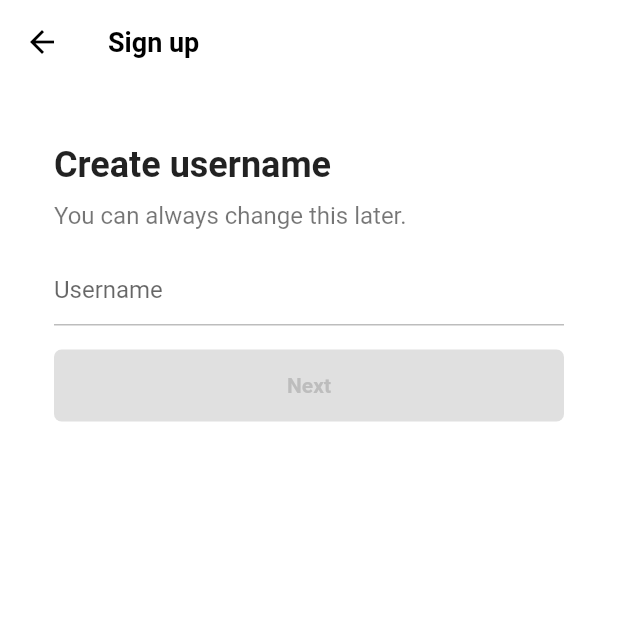
After one commit to pgmrjw/tiktok-clone, a Flutter app: the screen it shows after launch, after a tap on "Use email & password", on a phone screen of 412 x 824 dp, the top half of it. The commit adds this screen. Run offline on Flutter 3.47's test engine with Material 2 defaults, Android fonts, the phone set to English and light mode, and no system bars; our stand-ins replace font_awesome_flutter.

Commit message:
username and email screen

```diff
--- a/lib/features/authentication/login_screen.dart
+++ b/lib/features/authentication/login_screen.dart
@@ -7,7 +7,7 @@ import 'package:tiktok_clone/features/authentication/widgets/auth_button.dart';
 class LoginScreen extends StatelessWidget {
   const LoginScreen({super.key});
 
-  void onSignupTap(BuildContext context) {
+  void _onSignupTap(BuildContext context) {
     Navigator.of(context).pop();
   }
 
@@ -46,7 +46,7 @@ class LoginScreen extends StatelessWidget {
         ),
       ),
       bottomNavigationBar: BottomAppBar(
-        color: Colors.grey.shade100,
+        color: Colors.grey.shade50,
         elevation: 2,
         child: Padding(
           padding: const EdgeInsets.symmetric(
@@ -58,7 +58,7 @@ class LoginScreen extends StatelessWidget {
               const Text("Don't have an account?"),
               Gaps.h5,
               GestureDetector(
-                onTap: () => onSignupTap(context),
+                onTap: () => _onSignupTap(context),
                 child: Text(
                   'Sign up',
                   style: TextStyle(
--- a/lib/features/authentication/sign_up_screen.dart
+++ b/lib/features/authentication/sign_up_screen.dart
@@ -3,27 +3,34 @@ import 'package:font_awesome_flutter/font_awesome_flutter.dart';
 import 'package:tiktok_clone/constants/gaps.dart';
 import 'package:tiktok_clone/constants/sizes.dart';
 import 'package:tiktok_clone/features/authentication/login_screen.dart';
+import 'package:tiktok_clone/features/authentication/username_screen.dart';
 import 'package:tiktok_clone/features/authentication/widgets/auth_button.dart';
 
 class SignUpScreen extends StatelessWidget {
   const SignUpScreen({super.key});
 
-  void onLoginTap(BuildContext context) {
+  void _onLoginTap(BuildContext context) {
     Navigator.of(context).push(MaterialPageRoute(
       builder: (context) => const LoginScreen(),
+    ));
+  }
+
+  void _onEmailTap(BuildContext context) {
+    Navigator.of(context).push(MaterialPageRoute(
+      builder: (context) => const UsernameScreen(),
     ));
   }
 
   @override
   Widget build(BuildContext context) {
     return Scaffold(
-      body: const SafeArea(
+      body: SafeArea(
         child: Padding(
-          padding: EdgeInsets.symmetric(horizontal: Sizes.size40),
+          padding: const EdgeInsets.symmetric(horizontal: Sizes.size40),
           child: Column(
             children: [
               Gaps.v80,
-              Text(
+              const Text(
                 'Sign up for TikTok',
                 style: TextStyle(
                   fontSize: Sizes.size24,
@@ -31,7 +38,7 @@ class SignUpScreen extends StatelessWidget {
                 ),
               ),
               Gaps.v20,
-              Text(
+              const Text(
                 'Create a profile, follow other accounts, make your own videos, and more.',
                 style: TextStyle(
                   fontSize: Sizes.size16,
@@ -40,11 +47,14 @@ class SignUpScreen extends StatelessWidget {
                 textAlign: TextAlign.center,
               ),
               Gaps.v40,
-              AuthButton(
-                  icon: FaIcon(FontAwesomeIcons.user),
-                  text: 'Use email & password'),
+              GestureDetector(
+                onTap: () => _onEmailTap(context),
+                child: const AuthButton(
+                    icon: FaIcon(FontAwesomeIcons.user),
+                    text: 'Use email & password'),
+              ),
               Gaps.v6,
-              AuthButton(
+              const AuthButton(
                   icon: FaIcon(FontAwesomeIcons.apple),
                   text: 'Continue with Apple'),
             ],
@@ -52,7 +62,7 @@ class SignUpScreen extends StatelessWidget {
         ),
       ),
       bottomNavigationBar: BottomAppBar(
-        color: Colors.grey.shade100,
+        color: Colors.grey.shade50,
         elevation: 2,
         child: Padding(
           padding: const EdgeInsets.symmetric(
@@ -64,7 +74,7 @@ class SignUpScreen extends StatelessWidget {
               const Text('Already have an account?'),
               Gaps.h5,
               GestureDetector(
-                onTap: () => onLoginTap(context),
+                onTap: () => _onLoginTap(context),
                 child: Text(
                   'Log in',
                   style: TextStyle(
--- /dev/null
+++ b/lib/features/authentication/username_screen.dart
@@ -0,0 +1,103 @@
+import 'package:flutter/material.dart';
+import 'package:tiktok_clone/constants/gaps.dart';
+
+import '../../constants/sizes.dart';
+import 'email_screen.dart';
+import 'widgets/form_button.dart';
+
+class UsernameScreen extends StatefulWidget {
+  const UsernameScreen({super.key});
+
+  @override
+  State<UsernameScreen> createState() => _UsernameScreenState();
+}
+
+class _UsernameScreenState extends State<UsernameScreen> {
+  final TextEditingController _usernameController = TextEditingController();
+
+  String _username = "";
+
+  onNextTap() {
+    if (_username.isEmpty) return;
+    Navigator.of(context).push(
+      MaterialPageRoute(
+        builder: (context) => const EmailScreen(),
+      ),
+    );
+  }
+
+  @override
+  void initState() {
+    super.initState();
+    _usernameController.addListener(() {
+      setState(() {
+        _username = _usernameController.text;
+      });
+    });
+  }
+
+  @override
+  void dispose() {
+    _usernameController.dispose();
+    super.dispose();
+  }
+
+  @override
+  Widget build(BuildContext context) {
+    return Scaffold(
+      appBar: AppBar(
+        title: const Text(
+          "Sign up",
+        ),
+      ),
+      body: Padding(
+        padding: const EdgeInsets.symmetric(
+          horizontal: Sizes.size36,
+        ),
+        child: Column(
+          crossAxisAlignment: CrossAxisAlignment.start,
+          children: [
+            Gaps.v40,
+            const Text(
+              "Create username",
+              style: TextStyle(
+                fontSize: Sizes.size24,
+                fontWeight: FontWeight.w600,
+              ),
+            ),
+            Gaps.v10,
+            const Text(
+              "You can always change this later.",
+              style: TextStyle(
+                fontSize: Sizes.size16,
+                color: Colors.black54,
+              ),
+            ),
+            Gaps.v16,
+            TextField(
+              controller: _usernameController,
+              decoration: InputDecoration(
+                hintText: "Username",
+                enabledBorder: UnderlineInputBorder(
+                  borderSide: BorderSide(
+                    color: Colors.grey.shade400,
+                  ),
+                ),
+                focusedBorder: UnderlineInputBorder(
+                  borderSide: BorderSide(
+                    color: Colors.grey.shade400,
+                  ),
+                ),
+              ),
+              cursorColor: Theme.of(context).primaryColor,
+            ),
+            Gaps.v16,
+            GestureDetector(
+                onTap: onNextTap,
+                child: FormButton(disabled: _username.isEmpty))
+          ],
+        ),
+      ),
+    );
+  }
+}
--- /dev/null
+++ b/lib/features/authentication/widgets/form_button.dart
@@ -0,0 +1,43 @@
+import 'package:flutter/material.dart';
+
+import '../../../constants/sizes.dart';
+
+class FormButton extends StatelessWidget {
+  const FormButton({
+    super.key,
+    required this.disabled,
+  });
+
+  final bool disabled;
+
+  @override
+  Widget build(BuildContext context) {
+    return FractionallySizedBox(
+      widthFactor: 1,
+      child: AnimatedContainer(
+        duration: const Duration(milliseconds: 300),
+        padding: const EdgeInsets.symmetric(
+          vertical: Sizes.size16,
+        ),
+        decoration: BoxDecoration(
+          borderRadius: BorderRadius.circular(
+            Sizes.size5,
+          ),
+          color:
+              disabled ? Colors.grey.shade300 : Theme.of(context).primaryColor,
+        ),
+        child: AnimatedDefaultTextStyle(
+          duration: const Duration(milliseconds: 300),
+          style: TextStyle(
+            color: disabled ? Colors.grey.shade400 : Colors.white,
+            fontWeight: FontWeight.w600,
+          ),
+          child: const Text(
+            'Next',
+            textAlign: TextAlign.center,
+          ),
+        ),
+      ),
+    );
+  }
+}
--- a/lib/main.dart
+++ b/lib/main.dart
@@ -1,5 +1,7 @@
 import 'package:flutter/material.dart';
 import 'package:tiktok_clone/features/authentication/sign_up_screen.dart';
+
+import 'constants/sizes.dart';
 
 void main() {
   runApp(const TikTokApp());
@@ -14,6 +16,17 @@ class TikTokApp extends StatelessWidget {
     return MaterialApp(
         title: 'TikTok Clone',
         theme: ThemeData(
+          scaffoldBackgroundColor: Colors.white,
+          appBarTheme: const AppBarTheme(
+            backgroundColor: Colors.white,
+            foregroundColor: Colors.black,
+            elevation: 0,
+            titleTextStyle: TextStyle(
+              color: Colors.black,
+              fontSize: Sizes.size16 + Sizes.size2,
+              fontWeight: FontWeight.w600,
+            ),
+          ),
           primaryColor: const Color(0xFFE9435A),
         ),
         home: const SignUpScreen());
```
Also changed, not shown: lib/features/authentication/email_screen.dart (added, +118 -0 lines), lib/features/authentication/password_screen.dart (added, +10 -0 lines).
